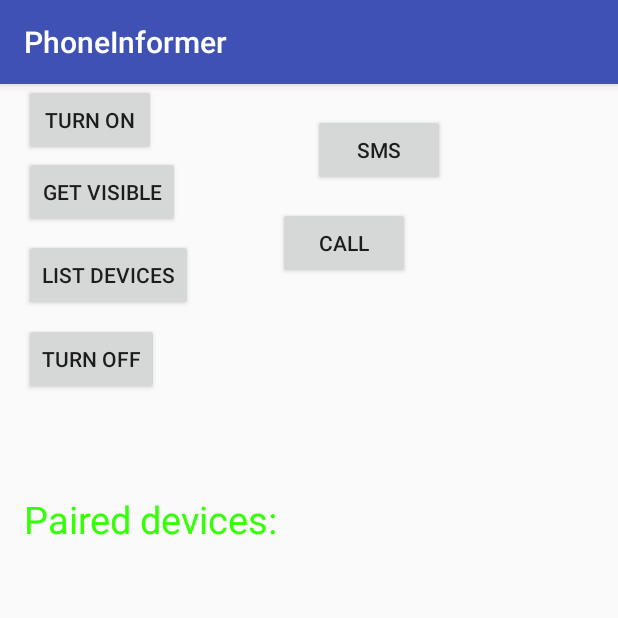
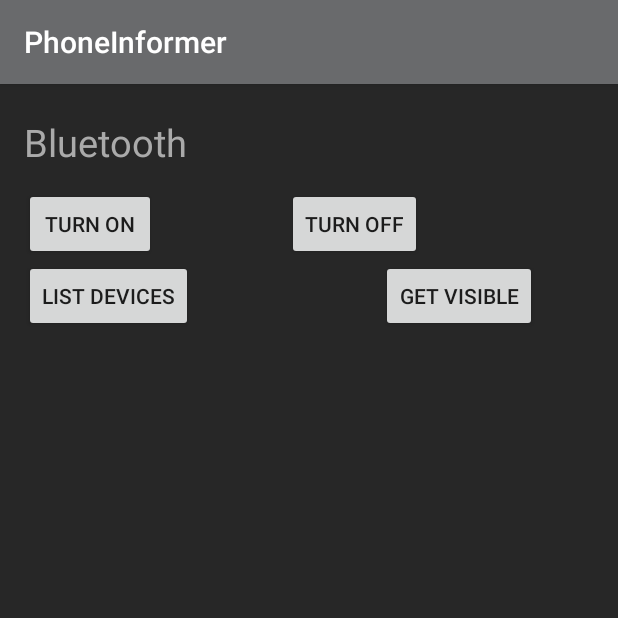
Before and after one commit to PUT-PTM/PhoneInformer, an Android app: the screen it shows after launch (MainActivity), on a phone screen of 412 x 824 dp, the top half of it. Run offline under Robolectric (Android 15) with nearby library versions, the phone set to English and light mode, and no system bars.

Commit message:
New logo, layout and toast

```diff
--- a/PhoneInformer/app/src/main/AndroidManifest.xml
+++ b/PhoneInformer/app/src/main/AndroidManifest.xml
@@ -12,7 +12,7 @@
     <uses-permission android:name="android.permission.READ_CONTACTS" />
     <application
         android:allowBackup="true"
-        android:icon="@mipmap/ic_launcher"
+        android:icon="@mipmap/logo"
         android:label="@string/app_name"
         android:theme="@style/AppTheme" >
 
--- a/PhoneInformer/app/src/main/java/com/example/kociuba/phoneinformer/IncomingSms.java
+++ b/PhoneInformer/app/src/main/java/com/example/kociuba/phoneinformer/IncomingSms.java
@@ -34,9 +34,9 @@ public class IncomingSms extends BroadcastReceiver {
 
                 // Show Alert
                 int duration = Toast.LENGTH_LONG;
-                Toast toast = Toast.makeText(context,
+              /*  Toast toast = Toast.makeText(context,
                         "senderNum: " + senderNum + ", message: " + message, duration);
-                toast.show();
+                toast.show();*/
 
                 // getting the static instance of activity
                 MainActivity activity = MainActivity.instance;
--- a/PhoneInformer/app/src/main/java/com/example/kociuba/phoneinformer/MainActivity.java
+++ b/PhoneInformer/app/src/main/java/com/example/kociuba/phoneinformer/MainActivity.java
@@ -24,6 +24,7 @@ import android.widget.ArrayAdapter;
 import android.widget.Button;
 import android.widget.ListView;
 
+import android.widget.TextView;
 import android.widget.Toast;
 
 import java.io.IOException;
@@ -53,10 +54,11 @@ public class MainActivity extends AppCompatActivity {
     private static final UUID MY_UUID = UUID.fromString("00001101-0000-1000-8000-00805F9B34FB");
 
     // MAC-address of Bluetooth module (you must edit this line)
-    private static String address = "30:14:08:18:09:10";
+    private static String address = "30:14:08:18:09:10"; //"30:14:08:18:09:10"  "B8:81:98:43:93:19"
 
 
     Button b1,b2,b3,b4;
+    TextView newtext;
     private BluetoothAdapter BA;
     private Set<BluetoothDevice>pairedDevices;
     ListView lv;
@@ -70,9 +72,10 @@ public class MainActivity extends AppCompatActivity {
         b2=(Button)findViewById(R.id.button2);
         b3=(Button)findViewById(R.id.button3);
         b4=(Button)findViewById(R.id.button4);
+        newtext = (TextView) findViewById(R.id.textView2);
 
-        btnOn = (Button) findViewById(R.id.btnOn);
-        btnOff = (Button) findViewById(R.id.btnOff);
+        /*btnOn = (Button) findViewById(R.id.btnOn);
+        btnOff = (Button) findViewById(R.id.btnOff);*/
 
         BA = BluetoothAdapter.getDefaultAdapter();
         lv = (ListView)findViewById(R.id.listView);
@@ -81,19 +84,19 @@ public class MainActivity extends AppCompatActivity {
         checkBTState();
 
 
-        btnOn.setOnClickListener(new View.OnClickListener() {
+        /*btnOn.setOnClickListener(new View.OnClickListener() {
             public void onClick(View v) {
                 sendData("s+48515137538");
                 Toast.makeText(getBaseContext(), "SendetSMS", Toast.LENGTH_SHORT).show();
             }
-        });
+        });*/
 
-        btnOff.setOnClickListener(new View.OnClickListener() {
+        /*btnOff.setOnClickListener(new View.OnClickListener() {
             public void onClick(View v) {
                 sendData("+48515137538");
                 Toast.makeText(getBaseContext(), "Call", Toast.LENGTH_SHORT).show();
             }
-        });
+        });*/
 
 
         instance = this;
@@ -129,7 +132,7 @@ public class MainActivity extends AppCompatActivity {
         else{
             sendData("s"+smsnr);
         }
-        Toast.makeText(getBaseContext(), "SendetSMS", Toast.LENGTH_SHORT).show();
+       /* Toast.makeText(getBaseContext(), "SendetSMS", Toast.LENGTH_SHORT).show();*/
     }
 
     public void call(String nr){
@@ -140,13 +143,13 @@ public class MainActivity extends AppCompatActivity {
             sendData("c"+nr);
         }
 
-        Toast.makeText(getBaseContext(), "Call", Toast.LENGTH_SHORT).show();
+       /* Toast.makeText(getBaseContext(), "Call", Toast.LENGTH_SHORT).show();*/
     }
 
     public void decall(){
        sendData("e");
        callflag=true;
-        Toast.makeText(getBaseContext(), "DeCall", Toast.LENGTH_SHORT).show();
+       /* Toast.makeText(getBaseContext(), "DeCall", Toast.LENGTH_SHORT).show();*/
     }
 
     private BluetoothSocket createBluetoothSocket(BluetoothDevice device) throws IOException {
@@ -250,7 +253,7 @@ public class MainActivity extends AppCompatActivity {
     }
 
     private void errorExit(String title, String message){
-        Toast.makeText(getBaseContext(), title + " - " + message, Toast.LENGTH_LONG).show();
+      /*  Toast.makeText(getBaseContext(), title + " - " + message, Toast.LENGTH_LONG).show();*/
         finish();
     }
 
@@ -302,6 +305,9 @@ public class MainActivity extends AppCompatActivity {
 
 
     public void list(View v){
+
+        newtext.setVisibility(View.VISIBLE);
+
         pairedDevices = BA.getBondedDevices();
 
         ArrayList list = new ArrayList();
--- a/PhoneInformer/app/src/main/java/com/example/kociuba/phoneinformer/ServiceReceiver.java
+++ b/PhoneInformer/app/src/main/java/com/example/kociuba/phoneinformer/ServiceReceiver.java
@@ -25,9 +25,9 @@ public class ServiceReceiver extends BroadcastReceiver {
                 String stateStr = intent.getExtras().getString(TelephonyManager.EXTRA_STATE); // stan dla konczenia rozmow
 
                 int duration = Toast.LENGTH_LONG;
-                Toast toast = Toast.makeText(context,
+               /* Toast toast = Toast.makeText(context,
                         "incomingNumber: "+ incomingNumber , duration);
-                toast.show();
+                toast.show();*/
 
                 // getting the static instance of activity
                 MainActivity activity = MainActivity.instance;
@@ -37,16 +37,18 @@ public class ServiceReceiver extends BroadcastReceiver {
 
                     if (activity != null) {
                         // we are calling here activity's method
+                        if (stateStr.equals(TelephonyManager.EXTRA_STATE_RINGING)) {
                             Log.d(TAG, "Call function");
                             activity.call(incomingNumber);
+                        }
                     }
 
 
 
 
-              if (stateStr.equals(TelephonyManager.EXTRA_STATE_IDLE)) { // warunek konczenia
-                 Log.d(TAG, "DeCall function");
-                  activity.decall();
+              if (stateStr.equals(TelephonyManager.EXTRA_STATE_IDLE) || stateStr.equals(TelephonyManager.EXTRA_STATE_OFFHOOK)) { // warunek konczenia
+                      Log.d(TAG, "DeCall function");
+                      activity.decall();
 
                }
 
--- a/PhoneInformer/app/src/main/res/drawable-v24/ic_launcher_foreground.xml
+++ b/PhoneInformer/app/src/main/res/drawable-v24/ic_launcher_foreground.xml
@@ -26,7 +26,7 @@
         </aapt:attr>
     </path>
     <path
-        android:fillColor="#FFFFFF"
+        android:fillColor="#625e5e"
         android:fillType="nonZero"
         android:pathData="M66.94,46.02L66.94,46.02C72.44,50.07 76,56.61 76,64L32,64C32,56.61 35.56,50.11 40.98,46.06L36.18,41.19C35.45,40.45 35.45,39.3 36.18,38.56C36.91,37.81 38.05,37.81 38.78,38.56L44.25,44.05C47.18,42.57 50.48,41.71 54,41.71C57.48,41.71 60.78,42.57 63.68,44.05L69.11,38.56C69.84,37.81 70.98,37.81 71.71,38.56C72.44,39.3 72.44,40.45 71.71,41.19L66.94,46.02ZM62.94,56.92C64.08,56.92 65,56.01 65,54.88C65,53.76 64.08,52.85 62.94,52.85C61.8,52.85 60.88,53.76 60.88,54.88C60.88,56.01 61.8,56.92 62.94,56.92ZM45.06,56.92C46.2,56.92 47.13,56.01 47.13,54.88C47.13,53.76 46.2,52.85 45.06,52.85C43.92,52.85 43,53.76 43,54.88C43,56.01 43.92,56.92 45.06,56.92Z"
         android:strokeColor="#00000000"
--- a/PhoneInformer/app/src/main/res/layout/activity_main.xml
+++ b/PhoneInformer/app/src/main/res/layout/activity_main.xml
@@ -4,6 +4,7 @@
     xmlns:tools="http://schemas.android.com/tools"
     android:layout_width="match_parent"
     android:layout_height="match_parent"
+    android:background="@color/grey"
     tools:context=".MainActivity">
 
 
@@ -13,13 +14,14 @@
         android:paddingLeft="16dp"
         android:paddingRight="16dp"
         tools:layout_editor_absoluteX="0dp"
-        tools:layout_editor_absoluteY="99dp">
+        tools:layout_editor_absoluteY="0dp">
 
 
         <Button
             android:id="@+id/button"
             android:layout_width="wrap_content"
             android:layout_height="wrap_content"
+            android:layout_above="@+id/button2"
             android:clickable="true"
             android:onClick="on"
             android:text="Turn On" />/>
@@ -28,8 +30,9 @@
             android:id="@+id/button2"
             android:layout_width="wrap_content"
             android:layout_height="wrap_content"
-            android:layout_alignStart="@+id/button"
-            android:layout_below="@+id/button"
+            android:layout_alignParentEnd="true"
+            android:layout_alignTop="@+id/button3"
+            android:layout_marginEnd="38dp"
             android:onClick="visible"
             android:text="Get visible" />
 
@@ -39,7 +42,7 @@
             android:layout_height="wrap_content"
             android:layout_alignParentTop="true"
             android:layout_alignStart="@+id/button"
-            android:layout_marginTop="103dp"
+            android:layout_marginTop="117dp"
             android:onClick="list"
             android:text="List devices" />
 
@@ -47,36 +50,45 @@
             android:id="@+id/button4"
             android:layout_width="wrap_content"
             android:layout_height="wrap_content"
-            android:layout_alignParentTop="true"
-            android:layout_alignStart="@+id/button"
-            android:layout_marginTop="159dp"
+            android:layout_alignTop="@+id/button"
+            android:layout_toEndOf="@+id/textView"
             android:onClick="off"
             android:text="turn off" />
 
         <ListView
             android:id="@+id/listView"
             android:layout_width="wrap_content"
-            android:layout_height="wrap_content"
+            android:layout_height="303dp"
             android:layout_alignLeft="@+id/button"
             android:layout_alignParentBottom="true"
             android:layout_alignStart="@+id/button"
-            android:layout_below="@+id/textView2" />
+            android:layout_below="@+id/textView2"
+            android:layout_marginTop="-85dp" />
 
         <TextView
             android:id="@+id/textView2"
             android:layout_width="wrap_content"
             android:layout_height="119dp"
-            android:layout_alignLeft="@+id/listView"
-            android:layout_alignStart="@+id/listView"
-            android:layout_below="@+id/button4"
-            android:layout_marginLeft="0dp"
-            android:layout_marginStart="0dp"
-            android:layout_marginTop="65dp"
+            android:layout_alignParentTop="true"
+            android:layout_alignStart="@+id/button"
+            android:layout_marginTop="174dp"
             android:text="Paired devices:"
-            android:textColor="#ff34ff06"
-            android:textSize="25dp" />
+            android:textColor="@android:color/darker_gray"
+            android:textSize="25dp"
+            android:visibility="invisible"/>
 
-        <Button
+        <TextView
+            android:id="@+id/textView"
+            android:layout_width="175dp"
+            android:layout_height="39dp"
+            android:layout_alignParentTop="true"
+            android:layout_alignStart="@+id/button"
+            android:layout_marginTop="21dp"
+            android:text="Bluetooth"
+            android:textColor="@android:color/darker_gray"
+            android:textSize="25sp" />
+
+        <!--<Button
             android:id="@+id/btnOn"
             android:layout_width="wrap_content"
             android:layout_height="wrap_content"
@@ -84,16 +96,17 @@
             android:layout_alignParentTop="true"
             android:layout_marginEnd="99dp"
             android:layout_marginTop="20dp"
-            android:text="SMS" />
+            android:cursorVisible="true"
+            android:text="SMS" />-->
 
-        <Button
+        <!--<Button
             android:id="@+id/btnOff"
             android:layout_width="wrap_content"
             android:layout_height="wrap_content"
             android:layout_alignParentTop="true"
             android:layout_marginTop="82dp"
             android:layout_toEndOf="@+id/textView2"
-            android:text="Call" />
+            android:text="Call" />-->
 
     </RelativeLayout>
 
--- a/PhoneInformer/app/src/main/res/values/colors.xml
+++ b/PhoneInformer/app/src/main/res/values/colors.xml
@@ -1,6 +1,7 @@
 <?xml version="1.0" encoding="utf-8"?>
 <resources>
-    <color name="colorPrimary">#3F51B5</color>
-    <color name="colorPrimaryDark">#303F9F</color>
+    <color name="colorPrimary">#696a6c</color>
+    <color name="colorPrimaryDark">#535459</color>
     <color name="colorAccent">#FF4081</color>
+    <color name="grey">#272727</color>
 </resources>
```
Also changed, not shown: PhoneInformer/app/src/main/res/mipmap-xxhdpi/logo.png (added).
